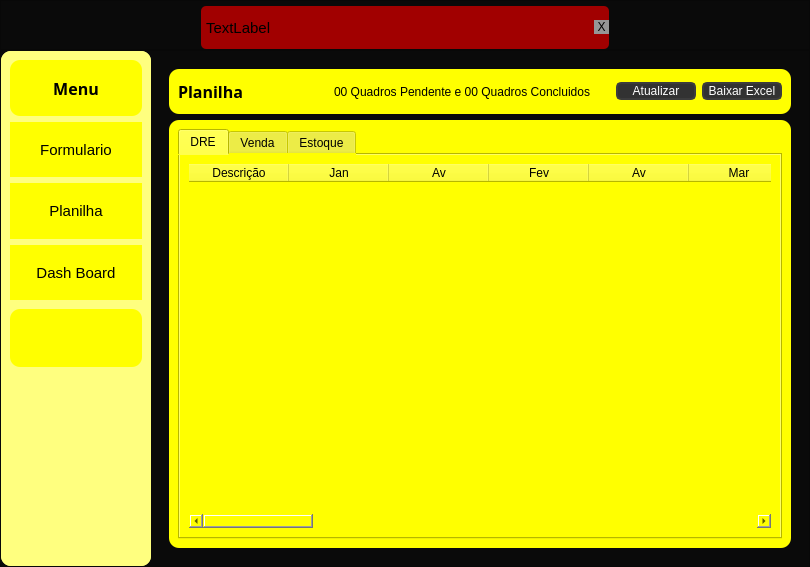
The window that v3.ui (Ton-Chyod-s/Estudo-sql-python) describes before a commit, drawn with Qt 5.
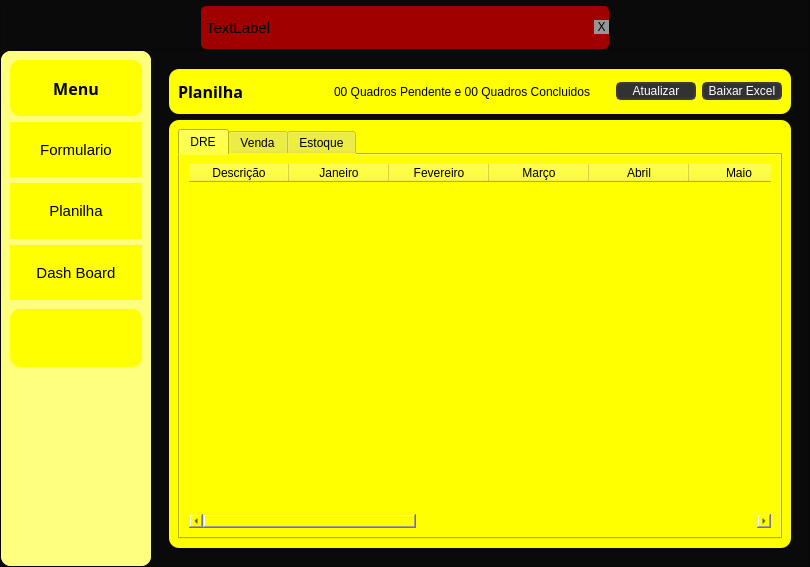
The same window after the commit. The open tabs and pages were chosen to show the change.

What changed in the file:
```diff
--- a/v3.ui
+++ b/v3.ui
@@ -2189,122 +2189,62 @@
                        </column>
                        <column>
                         <property name="text">
-                         <string>Jan</string>
+                         <string>Janeiro</string>
                         </property>
                        </column>
                        <column>
                         <property name="text">
-                         <string>Av</string>
+                         <string>Fevereiro</string>
                         </property>
                        </column>
                        <column>
                         <property name="text">
-                         <string>Fev</string>
+                         <string>Março</string>
                         </property>
                        </column>
                        <column>
                         <property name="text">
-                         <string>Av</string>
+                         <string>Abril</string>
                         </property>
                        </column>
                        <column>
                         <property name="text">
-                         <string>Mar</string>
+                         <string>Maio</string>
                         </property>
                        </column>
                        <column>
                         <property name="text">
-                         <string>Av</string>
+                         <string>Junho</string>
                         </property>
                        </column>
                        <column>
                         <property name="text">
-                         <string>Abr</string>
+                         <string>Julho</string>
                         </property>
                        </column>
                        <column>
                         <property name="text">
-                         <string>Av</string>
+                         <string>Agosto</string>
                         </property>
                        </column>
                        <column>
                         <property name="text">
-                         <string>Mai</string>
+                         <string>Setembro</string>
                         </property>
                        </column>
                        <column>
                         <property name="text">
-                         <string>Av</string>
+                         <string>Outubro</string>
                         </property>
                        </column>
                        <column>
                         <property name="text">
-                         <string>Jun</string>
+                         <string>Novembro</string>
                         </property>
                        </column>
                        <column>
                         <property name="text">
-                         <string>Av</string>
-                        </property>
-                       </column>
-                       <column>
-                        <property name="text">
-                         <string>Jul</string>
-                        </property>
-                       </column>
-                       <column>
-                        <property name="text">
-                         <string>Av</string>
-                        </property>
-                       </column>
-                       <column>
-                        <property name="text">
-                         <string>Ago</string>
-                        </property>
-                       </column>
-                       <column>
-                        <property name="text">
-                         <string>Av</string>
-                        </property>
-                       </column>
-                       <column>
-                        <property name="text">
-                         <string>Set</string>
-                        </property>
-                       </column>
-                       <column>
-                        <property name="text">
-                         <string>Av</string>
-                        </property>
-                       </column>
-                       <column>
-                        <property name="text">
-                         <string>Out</string>
-                        </property>
-                       </column>
-                       <column>
-                        <property name="text">
-                         <string>Av</string>
-                        </property>
-                       </column>
-                       <column>
-                        <property name="text">
-                         <string>Nov</string>
-                        </property>
-                       </column>
-                       <column>
-                        <property name="text">
-                         <string>Av</string>
-                        </property>
-                       </column>
-                       <column>
-                        <property name="text">
-                         <string>Dez</string>
-                        </property>
-                       </column>
-                       <column>
-                        <property name="text">
-                         <string>Av</string>
+                         <string>Dezembro</string>
                         </property>
                        </column>
                       </widget>
```
Left out of the diff: 62 changed lines with no effect on the pictures.
